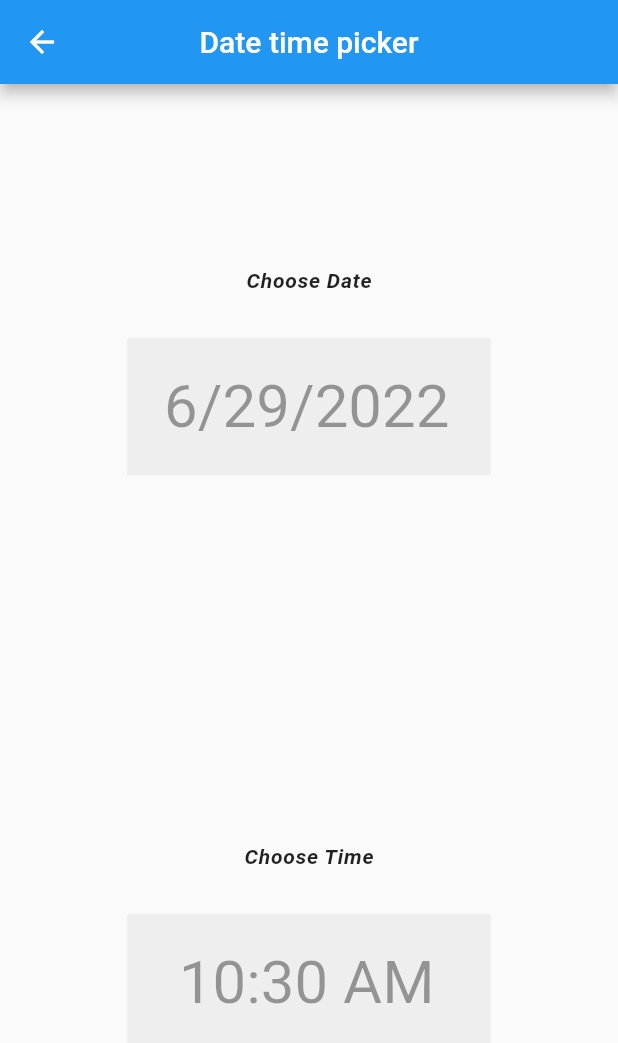
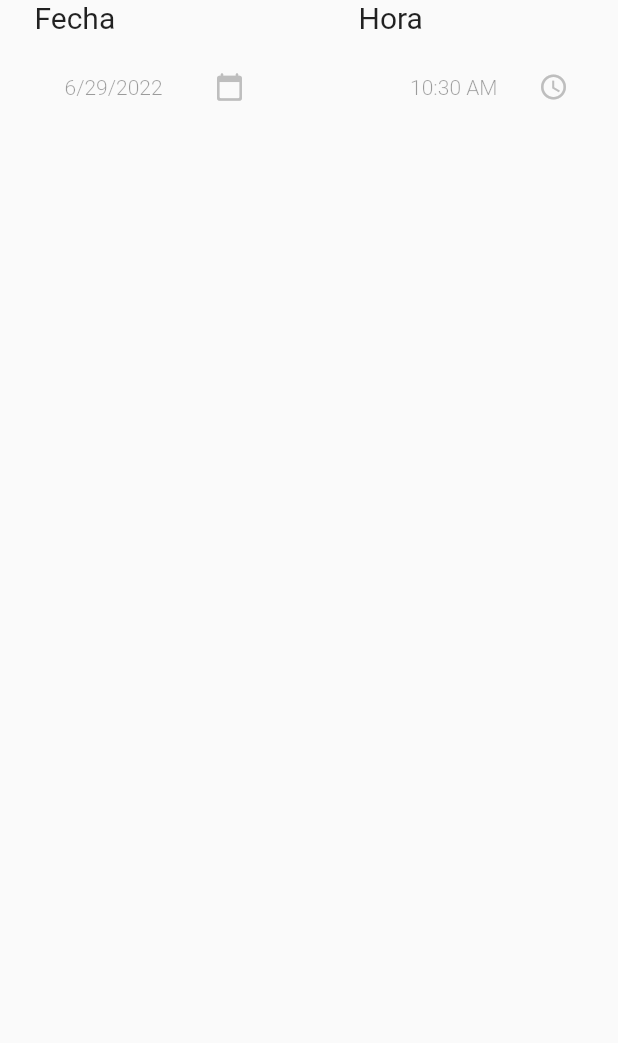
Before and after one commit to NicoCalvelo/vamos, a Flutter app: the DateTimePicker widget shown alone on an empty page, opened directly, on a phone screen of 412 x 824 dp. Shown: the top 1043 px of the screen. Run offline on Flutter 3.47's test engine with Material 2 defaults, Android fonts, the light colour scheme and no system bars; our stand-ins replace date_format; missing offline and left inert: dart:html.

Commit message:
Time selectable

```diff
--- a/lib/Widgets/CreateEvent.dart
+++ b/lib/Widgets/CreateEvent.dart
@@ -1,4 +1,5 @@
 import 'package:flutter/material.dart';
+import 'package:vamos/Widgets/DateTimePicker.dart';
 
 class CreateEvenet extends StatefulWidget {
   const CreateEvenet({Key? key}) : super(key: key);
@@ -77,13 +78,9 @@ class _CreateEvenetState extends State<CreateEvenet> {
                           children: [
                             Column(
                           crossAxisAlignment: CrossAxisAlignment.start,
-                          children: const [
-                            Text(
-                              'Fecha',
-                              style: TextStyle(
-                                  fontSize: 20),
-                            ),
+                          children: <Widget>[
 
+                            DateTimePicker()
                           ],
                         ),
 
--- a/lib/Widgets/DateTimePicker.dart
+++ b/lib/Widgets/DateTimePicker.dart
@@ -8,9 +8,6 @@ class DateTimePicker extends StatefulWidget {
 }
 
 class _DateTimePickerState extends State<DateTimePicker> {
-  late double _height;
-  late double _width;
-
   late String? _setTime, _setDate;
 
   late String _hour, _minute, _time;
@@ -70,80 +67,94 @@ class _DateTimePickerState extends State<DateTimePicker> {
 
   @override
   Widget build(BuildContext context) {
-    _height = MediaQuery.of(context).size.height;
-    _width = MediaQuery.of(context).size.width;
     dateTime = DateFormat.yMd().format(DateTime.now());
-    return Scaffold(
-      appBar: AppBar(
-        centerTitle: true,
-        title: const Text('Date time picker'),
-      ),
-      body: Container(
-        width: _width,
-        height: _height,
-        child: Column(
+    return Row(
       crossAxisAlignment: CrossAxisAlignment.center,
       mainAxisAlignment: MainAxisAlignment.spaceAround,
       children: <Widget>[
         Column(
+          crossAxisAlignment: CrossAxisAlignment.start,
           children: <Widget>[
             const Text(
-                  'Choose Date',
-                  style: TextStyle(
-                      fontStyle: FontStyle.italic,
-                      fontWeight: FontWeight.w600,
-                      letterSpacing: 0.5),
+              'Fecha',
+              style: TextStyle(fontSize: 20),
             ),
             InkWell(
               onTap: () {
                 _selectDate(context);
               },
               child: Container(
-                    width: _width / 1.7,
-                    height: _height / 9,
-                    margin: EdgeInsets.only(top: 30),
+                width: 150,
+                height: 50,
+                padding: EdgeInsets.symmetric(horizontal: 10),
+                margin: EdgeInsets.only(top: 10),
+                decoration: const BoxDecoration(
+                  borderRadius: BorderRadius.all(Radius.circular(8)),
+                  color: Color.fromRGBO(250, 250, 250, 1),
+                ),
                 alignment: Alignment.center,
-                    decoration: BoxDecoration(color: Colors.grey[200]),
+                child: Row(
+                  children: [
+                    Container(
+                      width: 110,
                       child: TextFormField(
-                      style: TextStyle(fontSize: 40),
-                      textAlign: TextAlign.center,
+                        style: TextStyle(
+                          fontSize: 14,
+                          fontWeight: FontWeight.w300,
+                        ),
                         enabled: false,
+                        textAlign: TextAlign.start,
                         keyboardType: TextInputType.text,
                         controller: _dateController,
                         onSaved: (String? val) {
                           _setDate = val;
                         },
                         decoration: const InputDecoration(
-                          disabledBorder:
-                              UnderlineInputBorder(borderSide: BorderSide.none),
-                          // labelText: 'Time',
-                          contentPadding: EdgeInsets.only(top: 0.0)),
+                            disabledBorder: UnderlineInputBorder(
+                                borderSide: BorderSide.none),
+                            contentPadding: EdgeInsets.all(10)),
+                      ),
+                    ),
+                    const Icon(
+                      Icons.calendar_today_rounded,
+                      color: Color.fromRGBO(190, 190, 190, 1),
+                      size: 20,
+                    )
+                  ],
                 ),
               ),
             ),
           ],
         ),
-            Column(
+        Padding(
+          padding: const EdgeInsets.only(left: 20),
+          child: Column(
+            crossAxisAlignment: CrossAxisAlignment.start,
             children: <Widget>[
               const Text(
-                  'Choose Time',
-                  style: TextStyle(
-                      fontStyle: FontStyle.italic,
-                      fontWeight: FontWeight.w600,
-                      letterSpacing: 0.5),
+                'Hora',
+                style: TextStyle(fontSize: 20),
               ),
               InkWell(
                 onTap: () {
                   _selectTime(context);
                 },
                 child: Container(
-                    margin: EdgeInsets.only(top: 30),
-                    width: _width / 1.7,
-                    height: _height / 9,
+                  width: 150,
+                  height: 50,
+                  padding: EdgeInsets.symmetric(horizontal: 10),
+                  margin: EdgeInsets.only(top: 10),
+                  decoration: const BoxDecoration(
+                    borderRadius: BorderRadius.all(Radius.circular(8)),
+                    color: Color.fromRGBO(250, 250, 250, 1),
+                  ),
                   alignment: Alignment.center,
-                    decoration: BoxDecoration(color: Colors.grey[200]),
+                  child: Row(
+                    children: [
+                      Container(
+                        width: 110,
                         child: TextFormField(
-                      style: TextStyle(fontSize: 40),
+                          style: const TextStyle(fontSize: 14, fontWeight: FontWeight.w300),
                           textAlign: TextAlign.center,
                           onSaved: (String? val) {
                             _setTime = val;
@@ -151,19 +162,26 @@ class _DateTimePickerState extends State<DateTimePicker> {
                           enabled: false,
                           keyboardType: TextInputType.text,
                           controller: _timeController,
-                      decoration: InputDecoration(
-                          disabledBorder:
-                              UnderlineInputBorder(borderSide: BorderSide.none),
+                          decoration: const InputDecoration(
+                              disabledBorder: UnderlineInputBorder(
+                                  borderSide: BorderSide.none),
                               // labelText: 'Time',
                               contentPadding: EdgeInsets.all(5)),
+                        ),
+                      ),
+                      const Icon(
+                        Icons.access_time,
+                        color: Color.fromRGBO(190, 190, 190, 1),
+                        size: 20,
+                      )
+                    ],
                   ),
                 ),
               ),
             ],
           ),
+        ),
       ],
-        ),
-      ),
     );
   }
 }
```
Lines whose indentation alone changed are shown as unchanged.
